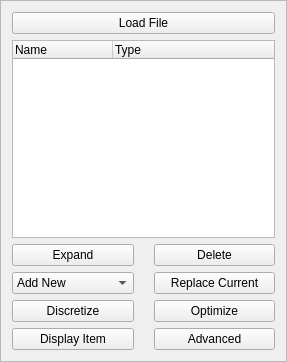
Qt form Main/RobotPoseQt/resourceframe.ui (krishauser/Klampt) before a commit.
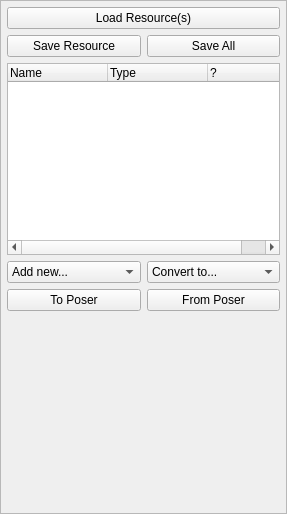
The same form after that commit. Icons and pictures are not drawn. Custom widgets are drawn as their Qt base class.

Patch:
```diff
--- a/Main/RobotPoseQt/resourceframe.ui
+++ b/Main/RobotPoseQt/resourceframe.ui
@@ -7,7 +7,7 @@
     <x>0</x>
     <y>0</y>
     <width>287</width>
-    <height>362</height>
+    <height>514</height>
    </rect>
   </property>
   <property name="windowTitle">
@@ -19,60 +19,69 @@
   <property name="frameShadow">
    <enum>QFrame::Raised</enum>
   </property>
+  <layout class="QVBoxLayout" name="verticalLayout_2">
+   <property name="spacing">
+    <number>6</number>
+   </property>
+   <property name="margin">
+    <number>6</number>
+   </property>
+   <item>
+    <layout class="QVBoxLayout" name="verticalLayout">
+     <property name="margin">
+      <number>0</number>
+     </property>
+     <item>
   <layout class="QGridLayout" name="gridLayout">
-   <property name="sizeConstraint">
-    <enum>QLayout::SetMinimumSize</enum>
-   </property>
-   <property name="horizontalSpacing">
-    <number>20</number>
-   </property>
-   <item row="5" column="1">
-    <widget class="QPushButton" name="btn_togui">
+       <item row="1" column="0">
+        <widget class="QPushButton" name="btn_save">
      <property name="text">
-      <string>Display Item</string>
+          <string>Save Resource</string>
      </property>
     </widget>
    </item>
-   <item row="5" column="2">
-    <widget class="QPushButton" name="pushButton_3">
+       <item row="1" column="1">
+        <widget class="QPushButton" name="btn_save_all">
      <property name="text">
-      <string>Advanced</string>
+          <string>Save All</string>
      </property>
     </widget>
    </item>
-   <item row="0" column="1" colspan="2">
-    <widget class="QPushButton" name="pushButton">
+       <item row="0" column="0" colspan="2">
+        <widget class="QPushButton" name="btn_load">
      <property name="text">
-      <string>Load File</string>
+          <string>Load Resource(s)</string>
      </property>
     </widget>
    </item>
-   <item row="2" column="1">
-    <widget class="QPushButton" name="btn_expand">
-     <property name="text">
-      <string>Expand</string>
-     </property>
-    </widget>
-   </item>
-   <item row="2" column="2">
-    <widget class="QPushButton" name="btn_delete">
-     <property name="text">
-      <string>Delete</string>
-     </property>
-     <property name="icon">
-      <iconset resource="../KlamptQt/icons.qrc">
-       <normaloff>:/Images/Images/list-remove.svg</normaloff>:/Images/Images/list-remove.svg</iconset>
-     </property>
-    </widget>
-   </item>
-   <item row="1" column="1" colspan="2">
-    <widget class="QTreeWidget" name="treeWidget">
+      </layout>
+     </item>
+     <item>
+      <widget class="QResourceTreeWidget" name="treeWidget">
+       <property name="dragEnabled">
+        <bool>true</bool>
+       </property>
      <property name="dragDropMode">
       <enum>QAbstractItemView::NoDragDrop</enum>
      </property>
      <property name="selectionMode">
       <enum>QAbstractItemView::SingleSelection</enum>
      </property>
+       <attribute name="headerDefaultSectionSize">
+        <number>100</number>
+       </attribute>
+       <attribute name="headerHighlightSections">
+        <bool>false</bool>
+       </attribute>
+       <attribute name="headerMinimumSectionSize">
+        <number>10</number>
+       </attribute>
+       <attribute name="headerShowSortIndicator" stdset="0">
+        <bool>false</bool>
+       </attribute>
+       <attribute name="headerStretchLastSection">
+        <bool>false</bool>
+       </attribute>
      <column>
       <property name="text">
        <string>Name</string>
@@ -83,13 +92,29 @@
        <string>Type</string>
       </property>
      </column>
-    </widget>
-   </item>
-   <item row="3" column="1">
+       <column>
+        <property name="text">
+         <string>?</string>
+        </property>
+       </column>
+      </widget>
+     </item>
+     <item>
+      <layout class="QGridLayout" name="gridLayout_2">
+       <item row="0" column="1">
+        <widget class="QComboBox" name="convertToBox">
+         <item>
+          <property name="text">
+           <string>Convert to...</string>
+          </property>
+         </item>
+        </widget>
+       </item>
+       <item row="0" column="0">
     <widget class="QComboBox" name="addNewBox">
      <item>
       <property name="text">
-       <string>Add New</string>
+           <string>Add new...</string>
       </property>
      </item>
      <item>
@@ -99,29 +124,52 @@
      </item>
     </widget>
    </item>
-   <item row="3" column="2">
-    <widget class="QPushButton" name="pushButton_2">
+       <item row="1" column="0">
+        <widget class="QPushButton" name="btn_togui">
      <property name="text">
-      <string>Replace Current</string>
+          <string>To Poser</string>
      </property>
     </widget>
    </item>
-   <item row="4" column="1">
-    <widget class="QPushButton" name="btn_discretize">
+       <item row="1" column="1">
+        <widget class="QPushButton" name="btn_fromgui">
      <property name="text">
-      <string>Discretize</string>
+          <string>From Poser</string>
      </property>
     </widget>
    </item>
-   <item row="4" column="2">
-    <widget class="QPushButton" name="btn_optimize">
-     <property name="text">
-      <string>Optimize</string>
+      </layout>
+     </item>
+    </layout>
+   </item>
+   <item>
+    <widget class="QStackedWidget" name="selectedResourceWidget">
+     <property name="currentIndex">
+      <number>0</number>
      </property>
-    </widget>
+     <widget class="QWidget" name="page">
+      <widget class="QWidget" name="widget" native="true">
+       <property name="geometry">
+        <rect>
+         <x>80</x>
+         <y>50</y>
+         <width>120</width>
+         <height>80</height>
+        </rect>
+       </property>
+      </widget>
+     </widget>
+    </widget>
    </item>
   </layout>
  </widget>
+ <customwidgets>
+  <customwidget>
+   <class>QResourceTreeWidget</class>
+   <extends>QTreeWidget</extends>
+   <header>qresourcetreewidget.h</header>
+  </customwidget>
+ </customwidgets>
  <resources>
   <include location="../KlamptQt/icons.qrc"/>
   <include location="../KlamptQt/icons.qrc"/>
```
Left out of the diff: 158 changed lines with no effect on the pictures. Lines whose indentation alone changed are shown as unchanged.
